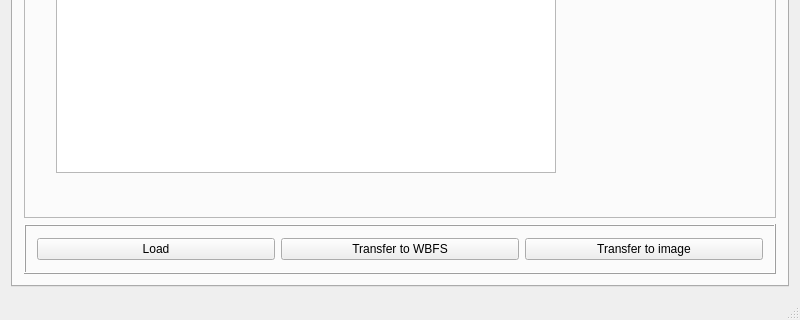
Above: resources/ui/wiibafu.ui from evertonstz/wiibafu before the change; both pictures show x 0 to 800 and y 280 to 600 of the 800 by 600 pixel window. Below: the same form after it.
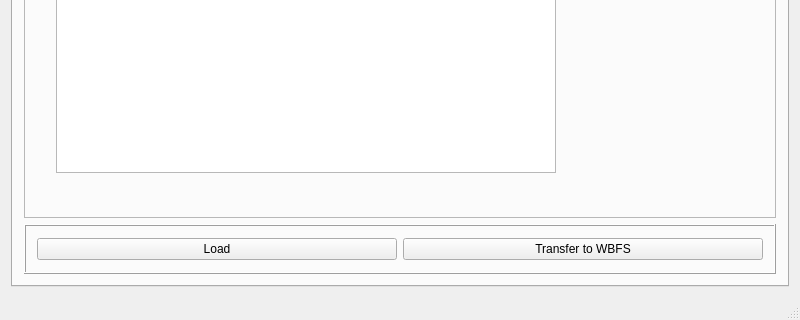
That is the form after the change. The open tabs and pages were chosen to show the change. Icons and pictures are not drawn.

Commit message: Transfer game from DVD to WBFS, version number increase to 0.5

```diff
--- a/resources/ui/wiibafu.ui
+++ b/resources/ui/wiibafu.ui
@@ -176,13 +176,6 @@
              </property>
             </widget>
            </item>
-           <item>
-            <widget class="QPushButton" name="dvdTab_pushButton_TransferToImage">
-             <property name="text">
-              <string>Transfer to image</string>
-             </property>
-            </widget>
-           </item>
           </layout>
          </widget>
         </item>
```
The commit also changes 6 other files.
